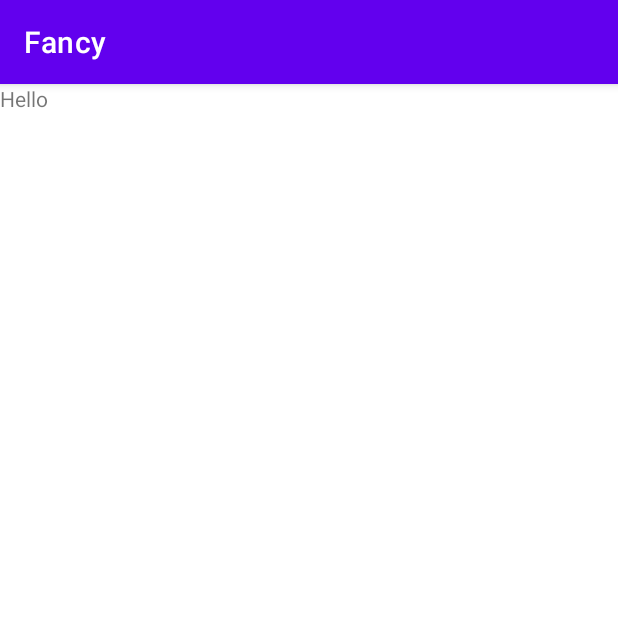
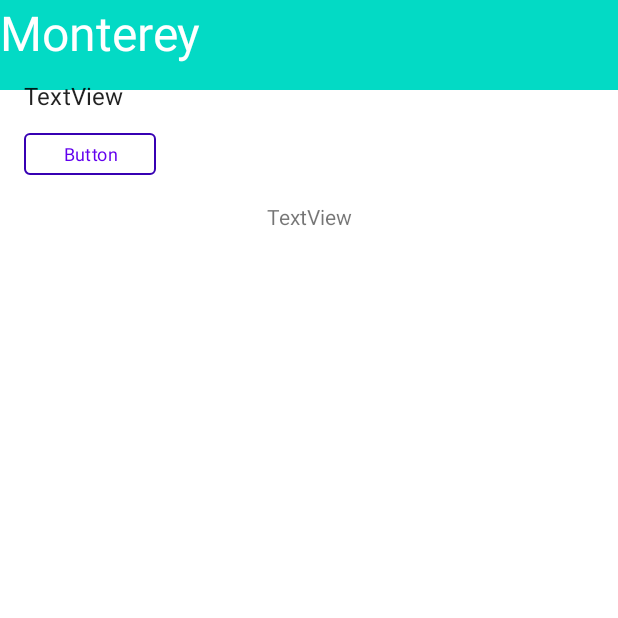
Before and after one commit to mibrahimdev/Fancy, an Android app: the fragment ProductDetailsFragment shown on its own in the app's theme, on a phone screen of 412 x 824 dp, the top half of it. Run offline under Robolectric (Android 15) with nearby library versions, the phone set to English and light mode, and no system bars; 2 statements that could not run were skipped.

Commit message:
setup details ui

```diff
--- a/app/build.gradle
+++ b/app/build.gradle
@@ -38,7 +38,8 @@ dependencies {
     implementation "org.jetbrains.kotlin:kotlin-stdlib-jdk8:$kotlin_version"
     implementation 'androidx.appcompat:appcompat:1.1.0'
     implementation 'androidx.core:core-ktx:1.2.0'
-    implementation 'androidx.constraintlayout:constraintlayout:1.1.3'
+    implementation 'androidx.constraintlayout:constraintlayout:2.0.0-beta4'
+    implementation 'androidx.coordinatorlayout:coordinatorlayout:1.1.0'
     testImplementation 'junit:junit:4.13'
     androidTestImplementation 'androidx.test.ext:junit:1.1.1'
     androidTestImplementation 'androidx.test.espresso:espresso-core:3.2.0'
--- /dev/null
+++ b/app/src/main/java/io/github/mohamedisoliman/fancy/ui/CollapsingToolbar.kt
@@ -0,0 +1,25 @@
+package io.github.mohamedisoliman.fancy.ui
+
+import android.content.Context
+import android.util.AttributeSet
+import androidx.constraintlayout.motion.widget.MotionLayout
+import com.google.android.material.appbar.AppBarLayout
+
+/**
+ *
+ * Created by Mohamed Ibrahim on 3/7/20.
+ */
+
+class CollapsibleToolbar @JvmOverloads constructor(
+    context: Context, attrs: AttributeSet? = null, defStyleAttr: Int = 0
+) : MotionLayout(context, attrs, defStyleAttr), AppBarLayout.OnOffsetChangedListener {
+
+    override fun onOffsetChanged(appBarLayout: AppBarLayout?, verticalOffset: Int) {
+        progress = -verticalOffset / appBarLayout?.totalScrollRange?.toFloat()!!
+    }
+
+    override fun onAttachedToWindow() {
+        super.onAttachedToWindow()
+        (parent as? AppBarLayout)?.addOnOffsetChangedListener(this)
+    }
+}
--- /dev/null
+++ b/app/src/main/res/drawable/ic_baseline_favorite_24.xml
@@ -0,0 +1,10 @@
+<vector xmlns:android="http://schemas.android.com/apk/res/android"
+    android:width="24dp"
+    android:height="24dp"
+    android:tint="@color/colorAccent"
+    android:viewportWidth="24"
+    android:viewportHeight="24">
+    <path
+        android:fillColor="@color/colorAccent"
+        android:pathData="M12,21.35l-1.45,-1.32C5.4,15.36 2,12.28 2,8.5 2,5.42 4.42,3 7.5,3c1.74,0 3.41,0.81 4.5,2.09C13.09,3.81 14.76,3 16.5,3 19.58,3 22,5.42 22,8.5c0,3.78 -3.4,6.86 -8.55,11.54L12,21.35z" />
+</vector>
--- /dev/null
+++ b/app/src/main/res/drawable/ic_baseline_favorite_border_24.xml
@@ -0,0 +1,10 @@
+<vector xmlns:android="http://schemas.android.com/apk/res/android"
+    android:width="24dp"
+    android:height="24dp"
+    android:tint="@color/colorAccent"
+    android:viewportWidth="24"
+    android:viewportHeight="24">
+    <path
+        android:fillColor="@color/colorAccent"
+        android:pathData="M16.5,3c-1.74,0 -3.41,0.81 -4.5,2.09C10.91,3.81 9.24,3 7.5,3 4.42,3 2,5.42 2,8.5c0,3.78 3.4,6.86 8.55,11.54L12,21.35l1.45,-1.32C18.6,15.36 22,12.28 22,8.5 22,5.42 19.58,3 16.5,3zM12.1,18.55l-0.1,0.1 -0.1,-0.1C7.14,14.24 4,11.39 4,8.5 4,6.5 5.5,5 7.5,5c1.54,0 3.04,0.99 3.57,2.36h1.87C13.46,5.99 14.96,5 16.5,5c2,0 3.5,1.5 3.5,3.5 0,2.89 -3.14,5.74 -7.9,10.05z" />
+</vector>
--- /dev/null
+++ b/app/src/main/res/drawable/selector_favorit.xml
@@ -0,0 +1,5 @@
+<selector xmlns:android="http://schemas.android.com/apk/res/android">
+    <item android:drawable="@drawable/ic_baseline_favorite_24" android:state_checked="true" />
+    <item android:drawable="@drawable/ic_baseline_favorite_border_24" android:state_checked="false" />
+    <item android:drawable="@drawable/ic_baseline_favorite_border_24" />
+</selector>
--- /dev/null
+++ b/app/src/main/res/layout/collapsing_toolbar.xml
@@ -0,0 +1,27 @@
+<io.github.mohamedisoliman.fancy.ui.CollapsibleToolbar xmlns:android="http://schemas.android.com/apk/res/android"
+    xmlns:app="http://schemas.android.com/apk/res-auto"
+    android:id="@+id/motionLayout"
+    android:layout_width="match_parent"
+    android:layout_height="match_parent"
+    android:fitsSystemWindows="false"
+    android:minHeight="50dp"
+    app:layoutDescription="@xml/toolbarscene"
+    app:layout_scrollFlags="scroll|enterAlways|snap|exitUntilCollapsed">
+
+    <ImageView
+        android:id="@+id/background"
+        android:layout_width="match_parent"
+        android:layout_height="200dp"
+        android:background="@color/colorAccent"
+        android:scaleType="centerCrop" />
+
+    <TextView
+        android:id="@+id/label"
+        android:layout_width="wrap_content"
+        android:layout_height="wrap_content"
+        android:text="Monterey"
+        android:textColor="#FFF"
+        android:textSize="32dp"
+        android:transformPivotX="0dp"
+        android:transformPivotY="0dp" />
+</io.github.mohamedisoliman.fancy.ui.CollapsibleToolbar>
--- /dev/null
+++ b/app/src/main/res/layout/product_content.xml
@@ -0,0 +1,93 @@
+<?xml version="1.0" encoding="utf-8"?>
+<androidx.constraintlayout.widget.ConstraintLayout xmlns:android="http://schemas.android.com/apk/res/android"
+    xmlns:app="http://schemas.android.com/apk/res-auto"
+    xmlns:tools="http://schemas.android.com/tools"
+    android:layout_width="match_parent"
+    android:layout_height="match_parent">
+
+    <Button
+        android:id="@+id/button"
+        style="?attr/materialButtonOutlinedStyle"
+        android:layout_width="wrap_content"
+        android:layout_height="40dp"
+        android:layout_marginStart="16dp"
+        android:layout_marginTop="8dp"
+        android:clickable="false"
+        android:elevation="0dp"
+
+        android:text="Button"
+        android:textAppearance="@style/TextAppearance.MaterialComponents.Subtitle1"
+        android:textSize="12sp"
+        app:layout_constraintStart_toStartOf="parent"
+        app:layout_constraintTop_toBottomOf="@+id/textView2"
+        app:strokeColor="@color/colorPrimaryDark" />
+
+
+    <CheckBox
+        android:id="@+id/imageButton"
+        android:layout_width="wrap_content"
+        android:layout_height="wrap_content"
+        android:layout_marginTop="16dp"
+        android:layout_marginEnd="16dp"
+        android:button="@drawable/selector_favorit"
+        app:buttonTint="@color/colorAccent"
+        app:layout_constraintEnd_toEndOf="parent"
+        app:layout_constraintStart_toStartOf="@+id/guideline2"
+        app:layout_constraintTop_toTopOf="parent">
+
+    </CheckBox>
+
+    <TextView
+        android:id="@+id/textView"
+        style="@style/TextAppearance.MaterialComponents.Subtitle1"
+        android:layout_width="wrap_content"
+        android:layout_height="wrap_content"
+        android:layout_marginStart="16dp"
+        android:layout_marginTop="16dp"
+        android:textSize="18sp"
+        app:layout_constraintStart_toStartOf="parent"
+        app:layout_constraintTop_toTopOf="parent"
+        tools:text="@tools:sample/lorem" />
+
+    <TextView
+        android:id="@+id/textView3"
+        android:layout_width="wrap_content"
+        android:layout_height="wrap_content"
+        android:layout_marginStart="16dp"
+        android:layout_marginTop="48dp"
+        android:layout_marginEnd="16dp"
+        android:text="TextView"
+        app:layout_constraintEnd_toEndOf="parent"
+        app:layout_constraintStart_toStartOf="parent"
+        app:layout_constraintTop_toTopOf="@+id/guideline3" />
+
+    <TextView
+        android:id="@+id/textView2"
+        style="@style/TextAppearance.MaterialComponents.Subtitle1"
+        android:layout_width="wrap_content"
+        android:layout_height="wrap_content"
+        android:layout_marginStart="16dp"
+        android:layout_marginTop="16dp"
+        android:layout_marginBottom="16dp"
+        android:text="TextView"
+        android:textSize="16sp"
+        app:layout_constraintBottom_toTopOf="@+id/guideline3"
+        app:layout_constraintStart_toStartOf="parent"
+        app:layout_constraintTop_toBottomOf="@+id/textView"
+        tools:text="@tools:sample/lorem" />
+
+    <androidx.constraintlayout.widget.Guideline
+        android:id="@+id/guideline3"
+        android:layout_width="wrap_content"
+        android:layout_height="wrap_content"
+        android:orientation="horizontal"
+        app:layout_constraintGuide_begin="87dp" />
+
+    <androidx.constraintlayout.widget.Guideline
+        android:id="@+id/guideline2"
+        android:layout_width="wrap_content"
+        android:layout_height="wrap_content"
+        android:orientation="vertical"
+        app:layout_constraintGuide_end="112dp" />
+
+</androidx.constraintlayout.widget.ConstraintLayout>
--- a/app/src/main/res/layout/product_details_fragment.xml
+++ b/app/src/main/res/layout/product_details_fragment.xml
@@ -1,13 +1,19 @@
-<?xml version="1.0" encoding="utf-8"?>
-<FrameLayout xmlns:android="http://schemas.android.com/apk/res/android"
-    xmlns:tools="http://schemas.android.com/tools"
+<androidx.coordinatorlayout.widget.CoordinatorLayout xmlns:android="http://schemas.android.com/apk/res/android"
+    android:id="@+id/content"
     android:layout_width="match_parent"
     android:layout_height="match_parent"
-    tools:context=".ui.productdetails.ProductDetailsFragment">
+    android:fitsSystemWindows="false">
 
-    <TextView
+    <com.google.android.material.appbar.AppBarLayout
+        android:id="@+id/app_bar"
         android:layout_width="match_parent"
-        android:layout_height="match_parent"
-        android:text="Hello" />
+        android:layout_height="60dp"
+        android:theme="@style/ThemeOverlay.MaterialComponents.Light">
 
-</FrameLayout>
+        <include layout="@layout/collapsing_toolbar" />
+
+    </com.google.android.material.appbar.AppBarLayout>
+
+    <include layout="@layout/product_content" />
+
+</androidx.coordinatorlayout.widget.CoordinatorLayout>
--- a/app/src/main/res/values/styles.xml
+++ b/app/src/main/res/values/styles.xml
@@ -1,7 +1,7 @@
 <resources xmlns:tools="http://schemas.android.com/tools">
 
     <!-- Base application theme. -->
-    <style name="AppTheme" parent="Theme.MaterialComponents.DayNight.DarkActionBar">
+    <style name="AppTheme" parent="Theme.MaterialComponents.DayNight.NoActionBar">
         <!-- Customize your theme here. -->
         <item name="colorPrimary">@color/colorPrimary</item>
         <item name="colorPrimaryDark">@color/colorPrimaryDark</item>
--- /dev/null
+++ b/app/src/main/res/xml/toolbarscene.xml
@@ -0,0 +1,26 @@
+<?xml version="1.0" encoding="utf-8"?>
+<MotionScene xmlns:android="http://schemas.android.com/apk/res/android"
+    xmlns:motion="http://schemas.android.com/apk/res-auto">
+
+    <ConstraintSet android:id="@+id/start">
+        <Constraint
+            android:id="@+id/background"
+            android:layout_width="match_parent"
+            android:layout_height="match_parent"
+            android:alpha="1.0"
+            motion:layout_constraintBottom_toBottomOf="parent" />
+    </ConstraintSet>
+
+    <ConstraintSet android:id="@+id/end">
+        <Constraint
+            android:id="@+id/background"
+            android:layout_width="match_parent"
+            android:layout_height="match_parent"
+            android:alpha="0.2"
+            motion:layout_constraintBottom_toBottomOf="parent" />
+    </ConstraintSet>
+
+    <Transition
+        motion:constraintSetEnd="@+id/end"
+        motion:constraintSetStart="@+id/start" />
+</MotionScene>
--- a/build.gradle
+++ b/build.gradle
@@ -8,7 +8,7 @@ buildscript {
 
     }
     dependencies {
-        classpath 'com.android.tools.build:gradle:3.6.0'
+        classpath 'com.android.tools.build:gradle:4.0.0-beta01'
         classpath "org.jetbrains.kotlin:kotlin-gradle-plugin:$kotlin_version"
 
         // NOTE: Do not place your application dependencies here; they belong
```
Also changed, not shown: gradle/wrapper/gradle-wrapper.properties.
